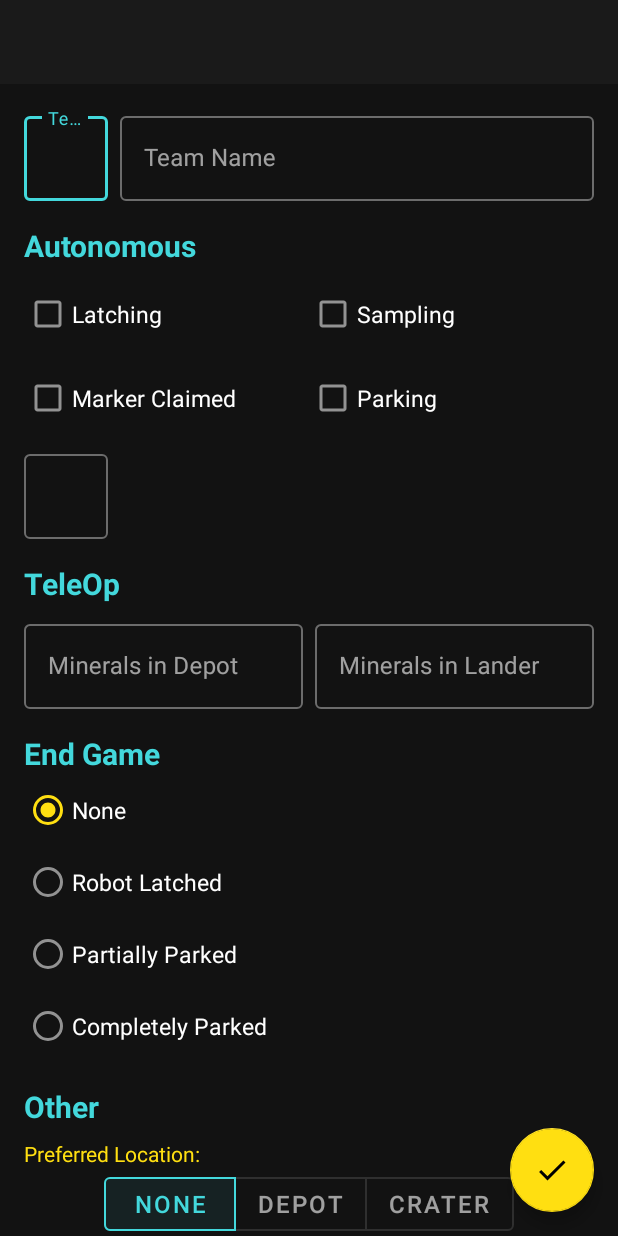
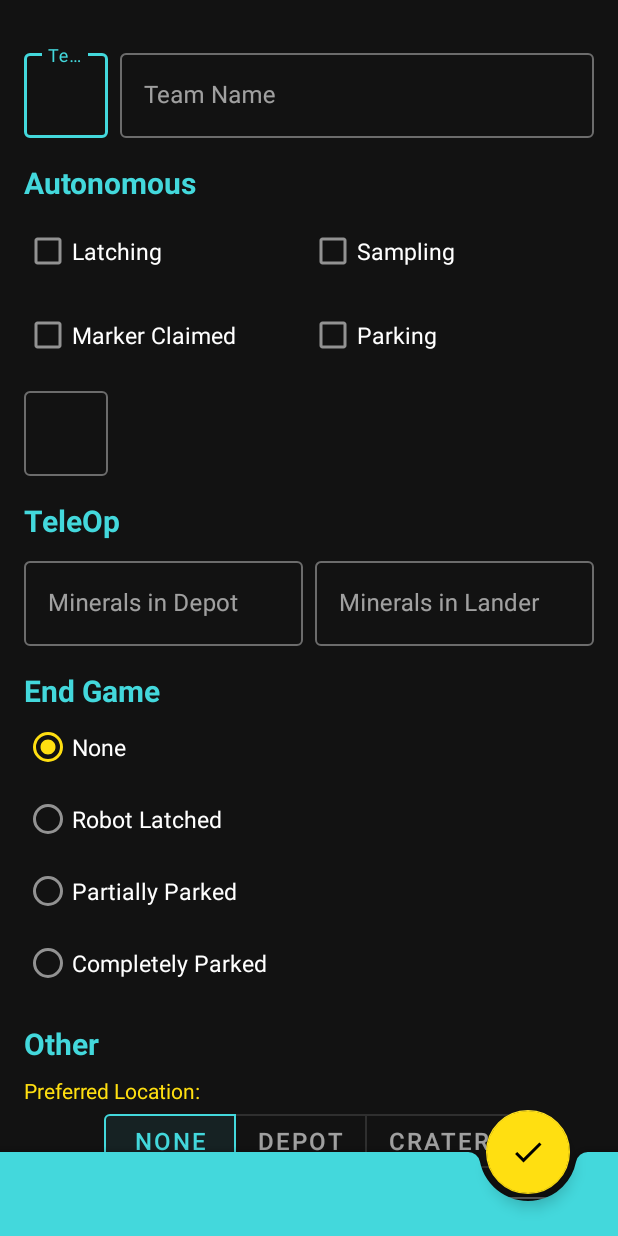
Before and after one commit to gear-maniacs-team/FTC-Scouting, an Android app: the layout dialog_edit_team.xml on its own in the app's theme, with its tools: preview values and no code run, on a phone screen of 412 x 824 dp. Run offline under Robolectric (Android 15) with nearby library versions, the phone set to English and light mode, and no system bars.

Commit message:
Add BottomAppBar for TeamEdit and MatchEdit, format files

```diff
--- a/app/src/main/java/net/gearmaniacs/ftcscouting/ui/activity/MainActivity.kt
+++ b/app/src/main/java/net/gearmaniacs/ftcscouting/ui/activity/MainActivity.kt
@@ -9,7 +9,6 @@ import androidx.appcompat.app.AppCompatActivity
 import androidx.core.view.doOnPreDraw
 import androidx.core.view.updateLayoutParams
 import androidx.core.view.updateMargins
-import androidx.recyclerview.widget.DividerItemDecoration
 import androidx.recyclerview.widget.LinearLayoutManager
 import com.google.firebase.auth.FirebaseAuth
 import kotlinx.android.synthetic.main.activity_main.*
--- a/core/src/main/java/net/gearmaniacs/core/extensions/ArchitectureExtensions.kt
+++ b/core/src/main/java/net/gearmaniacs/core/extensions/ArchitectureExtensions.kt
@@ -46,7 +46,10 @@ fun <T : Any, L : MutableLiveData<T>> LifecycleOwner.observe(liveData: L, body:
     })
 }
 
-fun <T : Any, L : NonNullLiveData<T>> LifecycleOwner.observeNonNull(liveData: L, body: (T) -> Unit) {
+fun <T : Any, L : NonNullLiveData<T>> LifecycleOwner.observeNonNull(
+    liveData: L,
+    body: (T) -> Unit
+) {
     liveData.observe(this, Observer<T> { data: T? ->
         body(data ?: liveData.defaultValue)
     })
--- a/core/src/main/java/net/gearmaniacs/core/extensions/ContextExtensions.kt
+++ b/core/src/main/java/net/gearmaniacs/core/extensions/ContextExtensions.kt
@@ -9,7 +9,8 @@ import androidx.annotation.StringRes
 import androidx.core.app.ActivityCompat
 import androidx.core.content.ContextCompat
 
-inline fun <reified T : Activity> Context.startActivity() = startActivity(Intent(this, T::class.java))
+inline fun <reified T : Activity> Context.startActivity() =
+    startActivity(Intent(this, T::class.java))
 
 fun Context.toast(text: CharSequence) {
     Toast.makeText(this, text, Toast.LENGTH_SHORT).show()
--- a/core/src/main/res/values/strings.xml
+++ b/core/src/main/res/values/strings.xml
@@ -14,4 +14,5 @@
     <string name="category_other">Other</string>
     <string name="title_about">About</string>
     <string name="version">Version</string>
+    <string name="name">Name</string>
 </resources>
--- a/tournament/src/main/java/net/gearmaniacs/tournament/ui/adapter/InfoAdapter.kt
+++ b/tournament/src/main/java/net/gearmaniacs/tournament/ui/adapter/InfoAdapter.kt
@@ -1,7 +1,6 @@
 package net.gearmaniacs.tournament.ui.adapter
 
 import android.annotation.SuppressLint
-import android.text.SpannableStringBuilder
 import android.view.LayoutInflater
 import android.view.View
 import android.view.ViewGroup
@@ -16,8 +15,9 @@ import net.gearmaniacs.tournament.R
 internal class InfoAdapter : RecyclerView.Adapter<InfoAdapter.InfoViewHolder>() {
 
     companion object {
-        private val DIFF_CALLBACK: DiffUtil.ItemCallback<Match> = object : DiffUtil.ItemCallback<Match>() {
-            override fun areItemsTheSame(oldMatch: Match, newMatch: Match) = oldMatch.key == newMatch.key
+        private val DIFF_CALLBACK = object : DiffUtil.ItemCallback<Match>() {
+            override fun areItemsTheSame(oldMatch: Match, newMatch: Match) =
+                oldMatch.key == newMatch.key
 
             override fun areContentsTheSame(oldMatch: Match, newMatch: Match) = oldMatch == newMatch
         }
--- a/tournament/src/main/res/layout/dialog_edit_match_content.xml
+++ b/tournament/src/main/res/layout/dialog_edit_match_content.xml
@@ -22,6 +22,7 @@
             style="@style/TextInputLayoutTheme"
             android:layout_width="match_parent"
             android:layout_height="wrap_content"
+            android:layout_marginTop="@dimen/view_margin"
             app:layout_constraintTop_toTopOf="parent">
 
             <com.google.android.material.textfield.TextInputEditText
--- a/tournament/src/main/res/layout/dialog_edit_team.xml
+++ b/tournament/src/main/res/layout/dialog_edit_team.xml
@@ -6,29 +6,22 @@
     android:fitsSystemWindows="true"
     android:theme="@style/AppTheme">
 
-    <com.google.android.material.appbar.AppBarLayout
+    <include layout="@layout/dialog_edit_team_content" />
+
+    <com.google.android.material.bottomappbar.BottomAppBar
+        android:id="@+id/bottom_bar"
+        style="@style/Widget.MaterialComponents.BottomAppBar.Colored"
         android:layout_width="match_parent"
         android:layout_height="wrap_content"
-        android:backgroundTint="@color/colorBackground">
-
-        <androidx.appcompat.widget.Toolbar
-            android:id="@+id/toolbar"
-            android:layout_width="match_parent"
-            android:layout_height="wrap_content"
-            android:elevation="0dp"
-            app:layout_scrollFlags="scroll|enterAlwaysCollapsed" />
-
-    </com.google.android.material.appbar.AppBarLayout>
-
-    <include layout="@layout/dialog_edit_team_content" />
+        android:layout_gravity="bottom"
+        app:fabAlignmentMode="end"
+        app:hideOnScroll="true" />
 
     <com.google.android.material.floatingactionbutton.FloatingActionButton
         android:id="@+id/fab_edit_team_done"
         android:layout_width="wrap_content"
         android:layout_height="wrap_content"
-        android:layout_gravity="bottom|end"
-        android:layout_marginEnd="@dimen/activity_vertical_margin"
-        android:layout_marginBottom="@dimen/activity_vertical_margin"
-        android:src="@drawable/ic_done" />
+        android:src="@drawable/ic_done"
+        app:layout_anchor="@id/bottom_bar" />
 
 </androidx.coordinatorlayout.widget.CoordinatorLayout>
--- a/tournament/src/main/res/layout/dialog_edit_team_content.xml
+++ b/tournament/src/main/res/layout/dialog_edit_team_content.xml
@@ -1,11 +1,9 @@
 <?xml version="1.0" encoding="utf-8"?>
 <androidx.core.widget.NestedScrollView xmlns:android="http://schemas.android.com/apk/res/android"
     xmlns:app="http://schemas.android.com/apk/res-auto"
-    xmlns:tools="http://schemas.android.com/tools"
     android:layout_width="match_parent"
     android:layout_height="match_parent"
-    app:layout_behavior="@string/appbar_scrolling_view_behavior"
-    tools:ignore="UnusedAttribute">
+    app:layout_behavior="@string/appbar_scrolling_view_behavior">
 
     <androidx.constraintlayout.widget.ConstraintLayout
         android:id="@+id/layout_content"
@@ -21,6 +19,7 @@
             style="@style/TextInputLayoutTheme"
             android:layout_width="wrap_content"
             android:layout_height="wrap_content"
+            android:layout_marginTop="@dimen/view_margin"
             app:layout_constraintStart_toStartOf="parent"
             app:layout_constraintTop_toTopOf="parent">
 
@@ -42,6 +41,7 @@
             android:layout_width="0dp"
             android:layout_height="wrap_content"
             android:layout_marginStart="8dp"
+            android:layout_marginTop="@dimen/view_margin"
             app:layout_constraintEnd_toEndOf="parent"
             app:layout_constraintStart_toEndOf="@+id/layout_team_number"
             app:layout_constraintTop_toTopOf="parent">
--- a/tournament/src/main/res/layout/dialog_new_tournament.xml
+++ b/tournament/src/main/res/layout/dialog_new_tournament.xml
@@ -16,7 +16,7 @@
         android:layout_height="wrap_content"
         android:layout_marginStart="8dp"
         android:background="@null"
-        android:hint="Name"
+        android:hint="@string/name"
         android:importantForAutofill="no"
         android:inputType="textCapWords"
         android:maxLines="1"
--- a/tournament/src/main/res/menu/menu_tournament.xml
+++ b/tournament/src/main/res/menu/menu_tournament.xml
@@ -19,9 +19,7 @@
 
     <item
         android:id="@+id/action_tournament_edit"
-        android:icon="@drawable/ic_edit"
-        android:title="@string/action_edit_name"
-        app:showAsAction="ifRoom" />
+        android:title="@string/action_edit_name" />
 
     <item
         android:id="@+id/action_tournament_delete"
```
Also changed, not shown: app/src/main/java/net/gearmaniacs/ftcscouting/ui/activity/AboutActivity.kt (+0 -23 lines), app/src/main/java/net/gearmaniacs/ftcscouting/ui/activity/AccountActivity.kt (+13 -5 lines), tournament/src/main/java/net/gearmaniacs/tournament/opr/PowerRanking.kt (+5 -3 lines), tournament/src/main/java/net/gearmaniacs/tournament/repository/TournamentRepository.kt (+6 -5 lines), tournament/src/main/java/net/gearmaniacs/tournament/spreadsheet/ImportFromSpreadsheet.kt (+4 -5 lines), tournament/src/main/java/net/gearmaniacs/tournament/ui/activity/TournamentActivity.kt (+29 -8 lines), tournament/src/main/java/net/gearmaniacs/tournament/ui/fragment/MatchEditDialog.kt (+11 -8 lines), tournament/src/main/java/net/gearmaniacs/tournament/ui/fragment/TeamEditDialog.kt (+11 -7 lines), tournament/src/main/java/net/gearmaniacs/tournament/viewmodel/TournamentViewModel.kt (+9 -3 lines), tournament/src/main/res/layout/dialog_edit_match.xml (+10 -17 lines).
